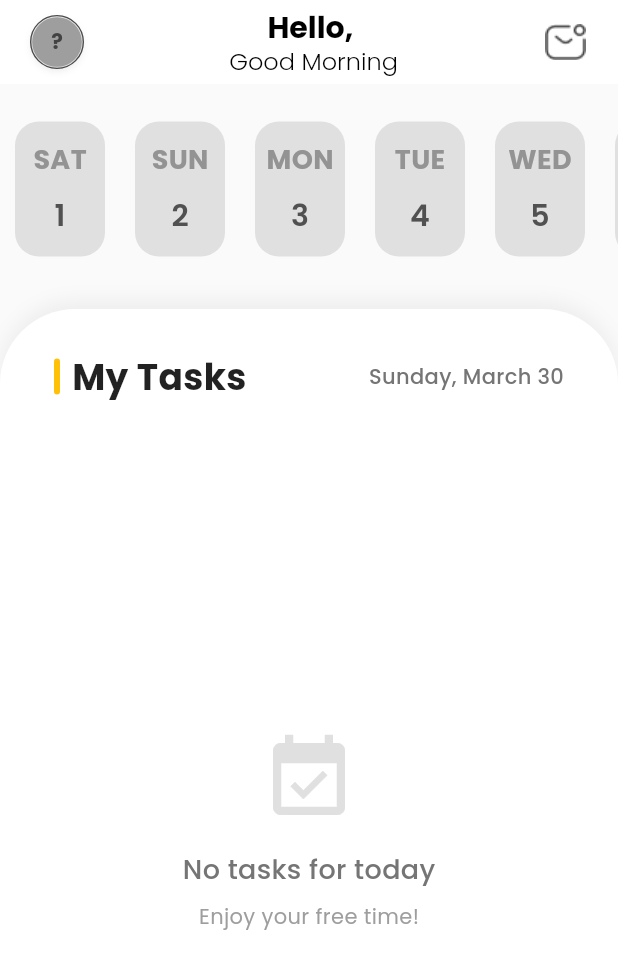
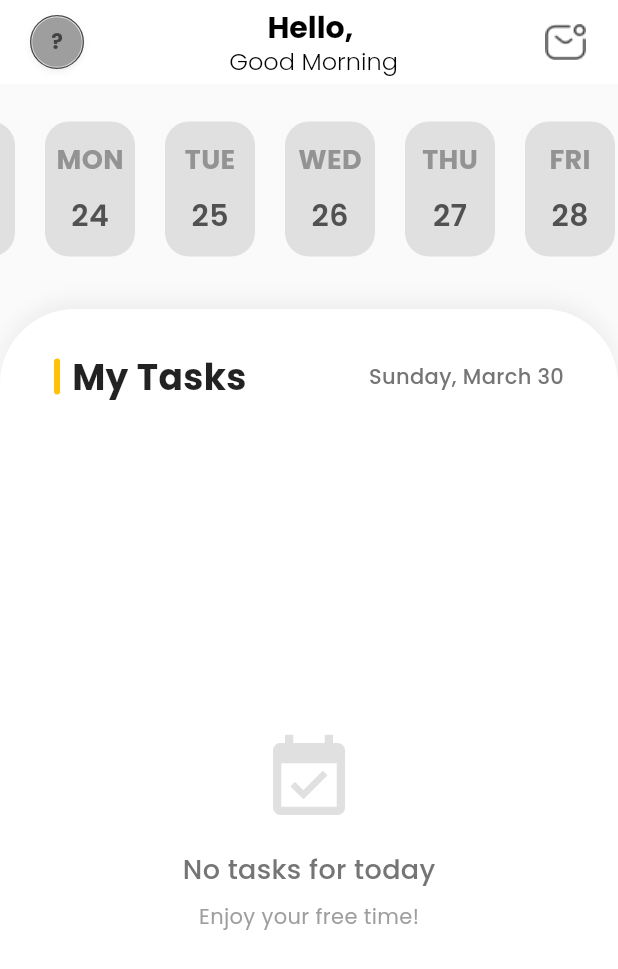
Before and after one commit to Garfie1dlnwza/Project-Mobile-TeamMate, a Flutter app: the HomePage screen opened directly, on a phone screen of 412 x 824 dp. Shown: the top 969 px of the screen. Run offline on Flutter 3.47's test engine with Material 3 defaults, Android fonts, the light colour scheme and no system bars; our stand-ins replace camera, cloud_firestore, file_picker, firebase_auth, firebase_core, googleapis_auth and 1 more; missing offline and left inert: flutter_polls, googleapis; accounts and stored records are empty.

Commit message:
calendar can select and fix my task

```diff
--- a/lib/screens/home.dart
+++ b/lib/screens/home.dart
@@ -76,7 +76,6 @@ class _HomePageState extends State<HomePage> {
     }
 
     // Navigate to the appropriate page based on role
-    if (isAdminOrHead) {
     Navigator.push(
       context,
       MaterialPageRoute(
@@ -88,7 +87,6 @@ class _HomePageState extends State<HomePage> {
             ),
       ),
     ).then((_) => _loadTasks());
-    }
   }
 
   @override
@@ -161,6 +159,13 @@ class _HomePageState extends State<HomePage> {
     }
   }
 
+  void _onDateSelected(DateTime date) {
+    setState(() {
+      _selectedDate = date;
+    });
+    _loadTasks();
+  }
+
   @override
   Widget build(BuildContext context) {
     return Scaffold(
@@ -169,9 +174,15 @@ class _HomePageState extends State<HomePage> {
       body: Column(
         crossAxisAlignment: CrossAxisAlignment.start,
         children: [
-          // Calendar
+
           const SizedBox(height: 20),
-          SizedBox(height: 100, child: Calendar()),
+          SizedBox(
+            height: 100,
+            child: Calendar(
+              onDateSelect: _onDateSelected,
+              selectedDate: _selectedDate,
+            ),
+          ),
 
           // Tasks section
           Expanded(child: _buildTasksSection()),
@@ -252,6 +263,24 @@ class _HomePageState extends State<HomePage> {
   }
 
   Widget _buildEmptyState() {
+    // ปรับปรุงข้อความให้เหมาะสมกับวันที่ผู้ใช้เลือก
+    String message = "";
+    String submessage = "";
+
+    if (_selectedDate.year == DateTime.now().year &&
+        _selectedDate.month == DateTime.now().month &&
+        _selectedDate.day == DateTime.now().day) {
+      message = "No tasks for today";
+      submessage = "Enjoy your free time!";
+    } else if (_selectedDate.isBefore(DateTime.now())) {
+      message = "No tasks on this day";
+      submessage = "This day has already passed";
+    } else {
+      message = "No tasks scheduled";
+      submessage =
+          "You have no tasks for ${DateFormat('EEEE, MMMM d').format(_selectedDate)}";
+    }
+
     return Center(
       child: Column(
         mainAxisAlignment: MainAxisAlignment.center,
@@ -259,7 +288,7 @@ class _HomePageState extends State<HomePage> {
           Icon(Icons.event_available, size: 64, color: Colors.grey[300]),
           const SizedBox(height: 16),
           Text(
-            "No tasks for today",
+            message,
             style: TextStyle(
               fontSize: 18,
               fontWeight: FontWeight.w500,
@@ -268,7 +297,7 @@ class _HomePageState extends State<HomePage> {
           ),
           const SizedBox(height: 8),
           Text(
-            "Enjoy your free time!",
+            submessage,
             style: TextStyle(fontSize: 14, color: Colors.grey[500]),
           ),
         ],
--- a/lib/widgets/common/calendar.dart
+++ b/lib/widgets/common/calendar.dart
@@ -4,51 +4,147 @@ import 'package:teammate/services/firestore_task_service.dart';
 import 'package:teammate/theme/app_colors.dart';
 
 class Calendar extends StatefulWidget {
-  const Calendar({super.key});
+  final Function(DateTime)? onDateSelect;
+  final DateTime? selectedDate;
+
+  const Calendar({super.key, this.onDateSelect, this.selectedDate});
+
   @override
   State<Calendar> createState() => _CalendarState();
 }
 
 class _CalendarState extends State<Calendar> {
-  FirestoreTaskService _taskService = FirestoreTaskService();
+  final FirestoreTaskService _taskService = FirestoreTaskService();
   int currentYear = DateTime.now().year;
   late List<Map<String, dynamic>> monthsWithDays;
+  late DateTime _selectedDate;
+  int currentMonth = DateTime.now().month - 1;
+  final ScrollController _scrollController = ScrollController();
 
   @override
   void initState() {
     super.initState();
     monthsWithDays = getMonthsWithDays(currentYear);
+    _selectedDate = widget.selectedDate ?? DateTime.now();
+
+    // ทำการเลื่อนไปที่วันที่ต้องการหลังจาก widget ถูกสร้าง
+    WidgetsBinding.instance.addPostFrameCallback((_) {
+      _scrollToTargetDay();
+    });
+  }
+
+  @override
+  void dispose() {
+    _scrollController.dispose();
+    super.dispose();
+  }
+
+  // ฟังก์ชันสำหรับเลื่อนไปที่วันที่ต้องการ
+  void _scrollToTargetDay() {
+    // กำหนดวันที่ต้องการเลื่อนไป (วันปัจจุบัน)
+    int targetDay = DateTime.now().day;
+    int daysInMonth = monthsWithDays[currentMonth]['days'];
+
+    // แต่ละวันมีความกว้าง 60 pixel + padding 12 pixel (6x2)
+    double itemWidth = 72.0; // 60 + 12
+    double screenWidth = MediaQuery.of(context).size.width;
+
+    // จำนวนวันที่แสดงได้ในหน้าจอ
+    int visibleDays = (screenWidth / itemWidth).floor();
+
+    // คำนวณจุดกึ่งกลางของหน้าจอ
+    double centerOffset = screenWidth / 2;
+
+    // ตำแหน่งที่ต้องเลื่อนไป
+    double targetOffset;
+
+    // ในกรณีปกติ - ให้วันที่เลือกอยู่ตรงกลาง
+    targetOffset = (targetDay - 1) * itemWidth - centerOffset + (itemWidth / 2);
+
+    // สำหรับวันที่อยู่ใกล้ต้นเดือน
+    if (targetDay <= visibleDays / 2) {
+      targetOffset = 0; // เริ่มต้นที่วันแรกของเดือน
+    }
+
+    // สำหรับวันที่อยู่ใกล้ท้ายเดือน
+    if (targetDay > daysInMonth - (visibleDays / 2)) {
+      // คำนวณตำแหน่งสุดท้ายที่แสดงวันสุดท้ายของเดือน
+      double maxOffset = (daysInMonth * itemWidth) - screenWidth;
+      targetOffset = maxOffset > 0 ? maxOffset : 0;
+    }
+
+    // ปรับให้ไม่เลื่อนติดลบ
+    if (targetOffset < 0) {
+      targetOffset = 0;
+    }
+
+    // เลื่อนไปยังตำแหน่งที่คำนวณได้
+    _scrollController.animateTo(
+      targetOffset,
+      duration: const Duration(milliseconds: 300),
+      curve: Curves.easeInOut,
+    );
   }
 
   @override
   Widget build(BuildContext context) {
     return SingleChildScrollView(
+      controller: _scrollController,
       scrollDirection: Axis.horizontal,
       child: buildCard(monthsWithDays),
     );
   }
 
   Widget buildCard(List<Map<String, dynamic>> monthsData) {
-    int currentMonth = DateTime.now().month - 1;
     int currentDay = DateTime.now().day;
     int daysInMonth = monthsData[currentMonth]['days'];
 
     return Row(
       children: List.generate(daysInMonth, (index) {
         int day = index + 1;
+        final date = DateTime(currentYear, currentMonth + 1, day);
 
-        bool isToday = day == currentDay;
-        bool isPast = day < currentDay;
-        bool isYesterday = day == currentDay - 1;
+        bool isToday =
+            day == currentDay &&
+            date.month == DateTime.now().month &&
+            date.year == DateTime.now().year;
 
-        final date = DateTime(currentYear, currentMonth + 1, day);
+        bool isSelected =
+            day == _selectedDate.day &&
+            date.month == _selectedDate.month &&
+            date.year == _selectedDate.year;
+
+        bool isPast = date.isBefore(DateTime.now()) && !isToday;
+        bool isYesterday =
+            day == currentDay - 1 &&
+            date.month == DateTime.now().month &&
+            date.year == DateTime.now().year;
+
         final dayName = DateFormat(
           'E',
         ).format(date).toUpperCase().substring(0, 3);
 
         return Padding(
           padding: const EdgeInsets.symmetric(horizontal: 6),
-          child: cardDate(day, dayName, isToday, isPast, isYesterday),
+          child: GestureDetector(
+            onTap: () {
+              setState(() {
+                _selectedDate = date;
+              });
+
+              if (widget.onDateSelect != null) {
+                widget.onDateSelect!(date);
+              }
+            },
+            child: cardDate(
+              day,
+              dayName,
+              isToday,
+              isPast,
+              isYesterday,
+              isSelected,
+            ),
+          ),
         );
       }),
     );
@@ -60,11 +156,14 @@ class _CalendarState extends State<Calendar> {
     bool isToday,
     bool isPast,
     bool isYesterday,
+    bool isSelected,
   ) {
     // Determine card color based on date status
     Color cardColor;
-    if (isToday) {
-      cardColor = Colors.green;
+    if (isSelected && !isToday) {
+      cardColor = AppColors.buttonColor;
+    } else if (isToday) {
+      cardColor = isSelected ? Colors.green.shade600 : Colors.green;
     } else if (isPast) {
       cardColor = Colors.grey.shade300; // Gray for past days
     } else {
@@ -72,10 +171,10 @@ class _CalendarState extends State<Calendar> {
     }
 
     Color dayNameColor =
-        isToday
-            ? const Color.fromARGB(255, 255, 255, 255)
-            : AppColors.secondary;
-    Color dayNumberColor = isToday ? Colors.white : AppColors.labelText;
+        (isToday || isSelected) ? Colors.white : AppColors.secondary;
+
+    Color dayNumberColor =
+        (isToday || isSelected) ? Colors.white : AppColors.labelText;
 
     // Add border for white cards to make them visible
     BoxBorder? border =
@@ -86,7 +185,7 @@ class _CalendarState extends State<Calendar> {
     return Card(
       shadowColor: Colors.transparent,
       color: cardColor,
-      elevation: isToday ? 4 : 2,
+      elevation: (isToday || isSelected) ? 4 : 2,
       shape: RoundedRectangleBorder(borderRadius: BorderRadius.circular(16)),
       child: Container(
         height: 90,
@@ -96,7 +195,6 @@ class _CalendarState extends State<Calendar> {
           borderRadius: BorderRadius.circular(16),
           border: border,
         ),
-
         child: Column(
           mainAxisAlignment: MainAxisAlignment.center,
           children: [
@@ -120,7 +218,7 @@ class _CalendarState extends State<Calendar> {
                 ),
               ),
             ),
-            if (isToday)
+            if (isToday || isSelected)
               Container(
                 width: 5,
                 height: 5,
```
Lines whose indentation alone changed are shown as unchanged.
